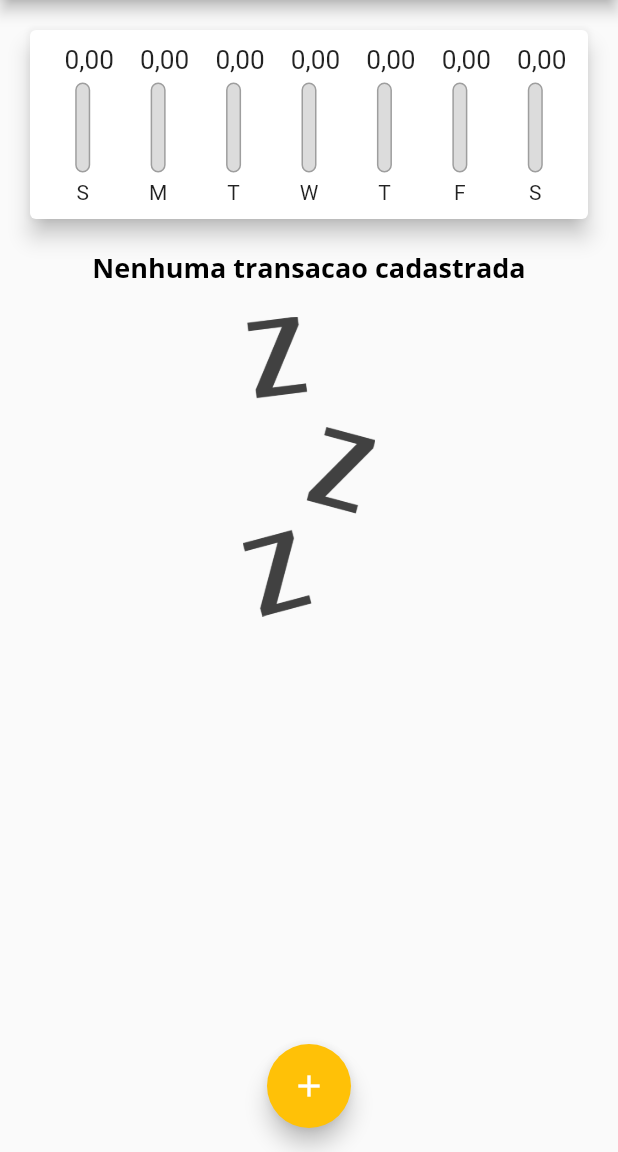
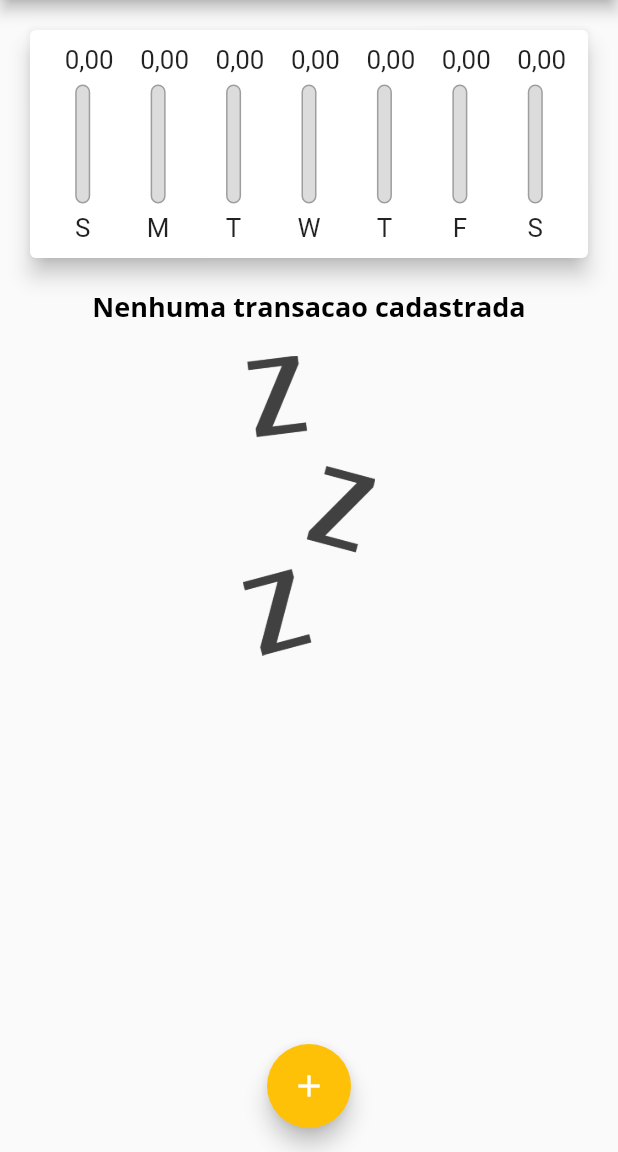
Before and after one commit to codedemonbr/expenses-flutter, a Flutter app: the screen it shows after launch, on a phone screen of 412 x 824 dp, the part 84-1236 px from its top. Run offline on Flutter 3.47's test engine with Material 2 defaults, Android fonts, the phone set to English and light mode, and no system bars.

```diff
--- a/lib/components/chart.dart
+++ b/lib/components/chart.dart
@@ -54,7 +54,8 @@ class Chart extends StatelessWidget {
               child: ChartBar(
                 label: tr['day'].toString(),
                 value: value,
-                percentage: _weekTotalValue == 0 ? 0 : value / _weekTotalValue,
+                percentage:
+                    _weekTotalValue == 0 ? 0 : value / _weekTotalValue,
               ),
             );
           }).toList(),
--- a/lib/components/chart_bar.dart
+++ b/lib/components/chart_bar.dart
@@ -14,19 +14,21 @@ class ChartBar extends StatelessWidget {
 
   @override
   Widget build(BuildContext context) {
+    return LayoutBuilder(builder: (ctx, constraints) {
       return Column(
         children: [
           Container(
-          height: 20,
+            height: constraints.maxHeight * 0.15,
             child: FittedBox(
               child: Text(
-              NumberFormat.currency(locale: 'pt_BR', symbol: ' ').format(value),
+                NumberFormat.currency(locale: 'pt_BR', symbol: ' ')
+                    .format(value),
               ),
             ),
           ),
-        SizedBox(height: 5),
+          SizedBox(height: constraints.maxHeight * 0.05),
           Container(
-          height: 60,
+            height: constraints.maxHeight * 0.6,
             width: 10,
             child: Stack(
               alignment: Alignment.bottomCenter,
@@ -53,9 +55,13 @@ class ChartBar extends StatelessWidget {
               ],
             ),
           ),
-        SizedBox(height: 5),
-        Text(label),
+          SizedBox(height: constraints.maxHeight * 0.05),
+          Container(
+            child: FittedBox(child: Text(label)),
+            height: constraints.maxHeight * 0.15,
+          ),
         ],
       );
+    });
   }
 }
--- a/lib/components/transaction_list.dart
+++ b/lib/components/transaction_list.dart
@@ -11,9 +11,7 @@ class TransactionList extends StatelessWidget {
 
   @override
   Widget build(BuildContext context) {
-    return SizedBox(
-      height: 560,
-      child: transactions.isEmpty
+    return transactions.isEmpty
         ? Column(
             children: [
               Text(
@@ -56,8 +54,7 @@ class TransactionList extends StatelessWidget {
                       padding: const EdgeInsets.all(6),
                       child: FittedBox(
                         child: Text(
-                            NumberFormat.currency(
-                                    locale: 'pt_BR', symbol: 'R\$')
+                          NumberFormat.currency(locale: 'pt_BR', symbol: 'R\$')
                               .format(tr.value),
                         ),
                       ),
@@ -71,7 +68,6 @@ class TransactionList extends StatelessWidget {
                 ),
               );
             },
-            ),
           );
   }
 }
--- a/lib/main.dart
+++ b/lib/main.dart
@@ -13,6 +13,7 @@ class ExpensesApp extends StatelessWidget {
   final ThemeData tema = ThemeData();
   @override
   Widget build(BuildContext context) {
+    // SystemChrome.setPreferredOrientations([DeviceOrientation.portraitUp]);
     return MaterialApp(
       home: MyHomePage(),
       theme: tema.copyWith(
@@ -92,22 +93,43 @@ class _MyHomePageState extends State<MyHomePage> {
 
   @override
   Widget build(BuildContext context) {
+    final appBar = AppBar(
+      title: Text(
+        'Despesas Pessoais',
+        style: TextStyle(
+          fontSize: 20 * MediaQuery.of(context).textScaleFactor,
+        ),
+      ),
+      actions: <Widget>[
+        IconButton(
+          onPressed: () => _openTransactionFormModal(context),
+          icon: Icon(Icons.add),
+        )
+      ],
+    );
+
+    final availableHeight = MediaQuery.of(context).size.height -
+        appBar.preferredSize.height -
+        MediaQuery.of(context).padding.top;
+
+    final listHeight = availableHeight * 0.75;
+
+    final superiorHeight = availableHeight - listHeight;
+
     return Scaffold(
-      appBar: AppBar(
-        title: Text('Despesas Pessoais'),
-        actions: <Widget>[
-          IconButton(
-            onPressed: () => _openTransactionFormModal(context),
-            icon: Icon(Icons.add),
-          )
-        ],
-      ),
+      appBar: appBar,
       body: SingleChildScrollView(
         child: Column(
             crossAxisAlignment: CrossAxisAlignment.stretch,
             children: <Widget>[
-              Chart(_recentTransactions),
-              TransactionList(_transactions, _deleteTransaction),
+              Container(
+                child: Chart(_recentTransactions),
+                height: superiorHeight,
+              ),
+              Container(
+                height: listHeight,
+                child: TransactionList(_transactions, _deleteTransaction),
+              ),
             ]),
       ),
       floatingActionButton: FloatingActionButton(
--- a/lib/models/transaction.dart
+++ b/lib/models/transaction.dart
@@ -4,9 +4,10 @@ class Transaction {
   final double value;
   final DateTime date;
 
-  Transaction(
-      {required this.id,
-      required this.title,
-      required this.value,
-      required this.date});
+  Transaction({
+    required this.id,
+    required this.title,
+    required this.value,
+    required this.date,
+  });
 }
```
Lines whose indentation alone changed are shown as unchanged.
